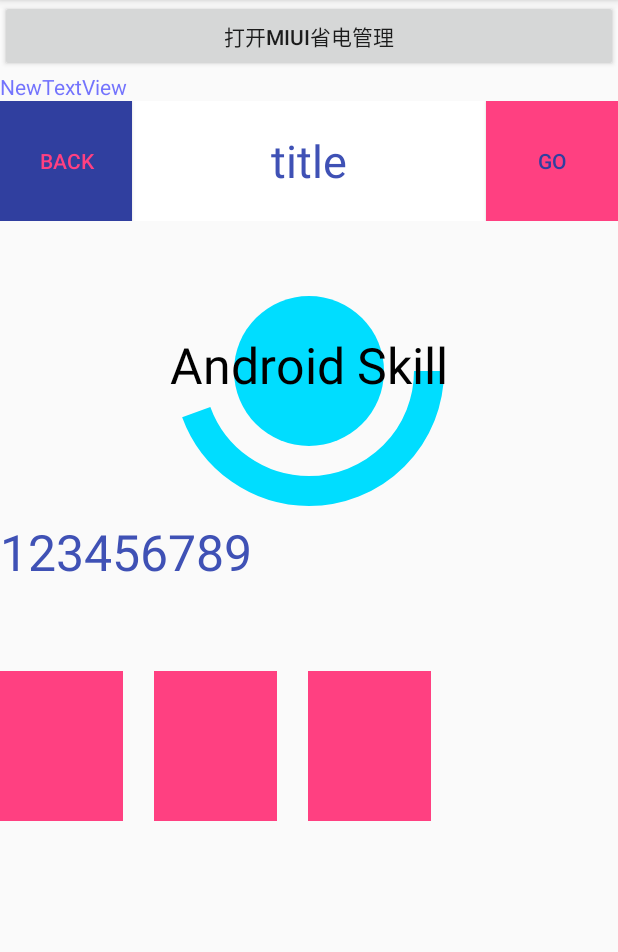
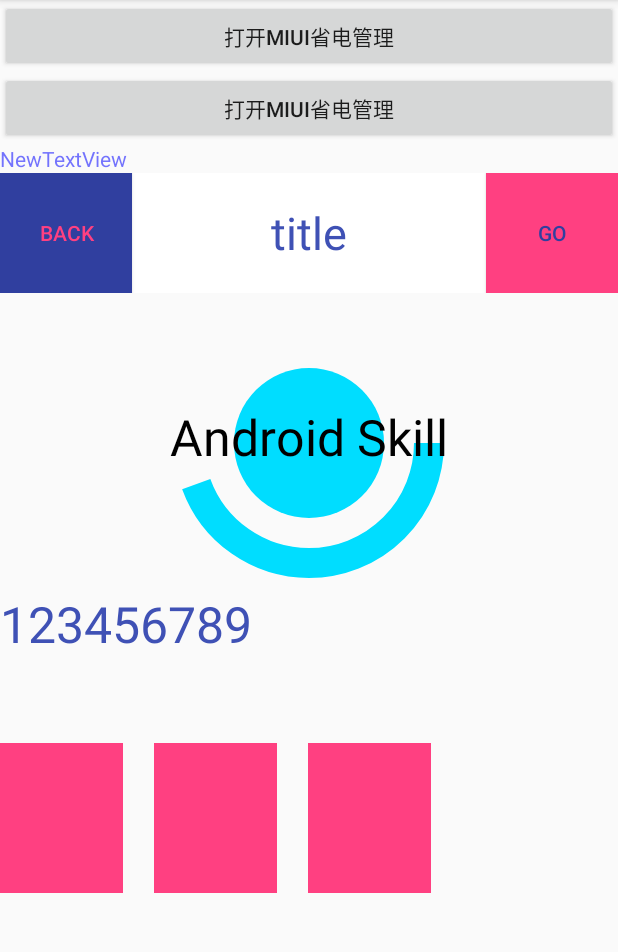
Before and after one commit to liuchch/AndroidTest, an Android app: the screen it shows after launch (MainActivity), on a phone screen of 412 x 824 dp, the part 84-1036 px from its top. Run offline under Robolectric (Android 15) with nearby library versions, the phone set to English and light mode, and no system bars.

```diff
--- a/app/src/main/res/layout/activity_main.xml
+++ b/app/src/main/res/layout/activity_main.xml
@@ -11,6 +11,12 @@
         android:layout_height="wrap_content"
         android:text="打开miui省电管理"
         android:onClick="on1Clicked"
+        />
+    <Button
+        android:layout_width="match_parent"
+        android:layout_height="wrap_content"
+        android:text="打开miui省电管理"
+        android:onClick="on2Clicked"
         />
     <com.example.liu.myapplication.view.NewTextView
         android:layout_width="wrap_content"
```
